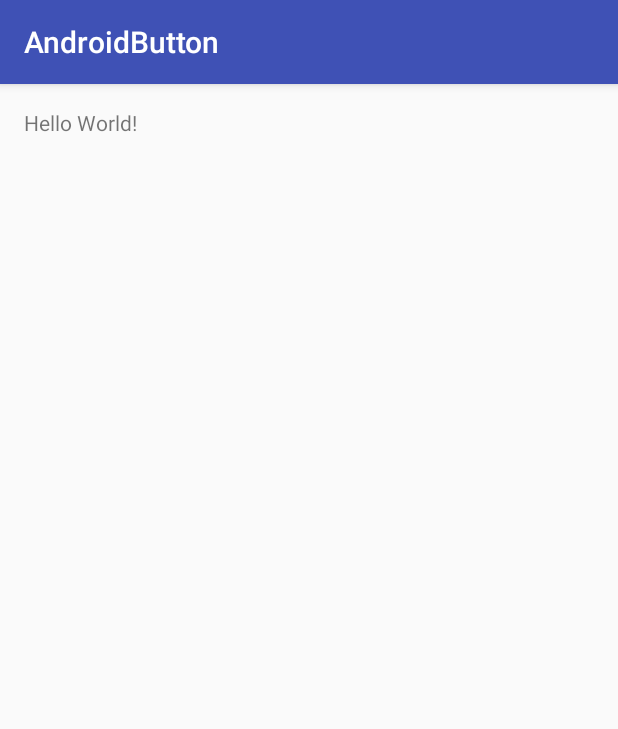
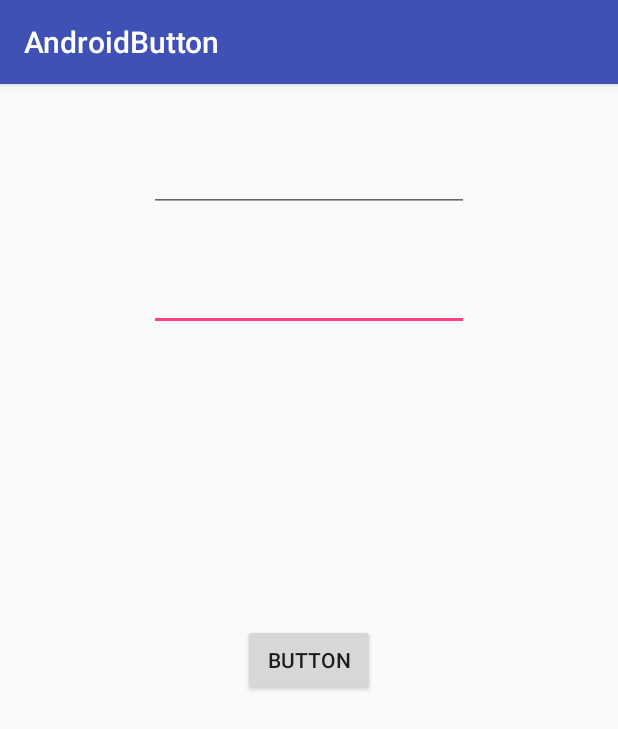
Before and after one commit to Crawford30/AndroidExamples, an Android app: the screen it shows after launch (MainActivity), on a phone screen of 412 x 824 dp. Shown: the top 729 px of the screen. Run offline under Robolectric (Android 15) with nearby library versions, the phone set to English and light mode, and no system bars.

Commit message:
Completed the AndroidButton Example

```diff
--- a/1.AndroidWidgets/AndroidButton/app/src/main/java/com/example/button/fouliex/androidbutton/MainActivity.java
+++ b/1.AndroidWidgets/AndroidButton/app/src/main/java/com/example/button/fouliex/androidbutton/MainActivity.java
@@ -2,12 +2,54 @@ package com.example.button.fouliex.androidbutton;
 
 import android.support.v7.app.AppCompatActivity;
 import android.os.Bundle;
+import android.view.View;
+import android.widget.Button;
+import android.widget.EditText;
+import android.widget.Toast;
 
+import static android.widget.Toast.LENGTH_LONG;
+
+/**
+ * Android Button represents a push-button.
+ * The android.widget.Button is a subclass of TextView class and CompoundButton is the subclass of Button class.
+ * <p>
+ * Object <- View <- TextView <- Button <- CompoundButton
+ * <p>
+ * There are different types of button in android such as RadioButton,ToggleButton and CompoundButton.
+ * <p>
+ * From this example, we are going to create two Textfields and one Button for sum of two numbers.
+ */
 public class MainActivity extends AppCompatActivity {
+
+    private EditText editText1, editText2;
+    private Button buttonSum;
+
 
     @Override
     protected void onCreate(Bundle savedInstanceState) {
         super.onCreate(savedInstanceState);
         setContentView(R.layout.activity_main);
+
+        addListenerOnButton();
     }
+
+    private void addListenerOnButton() {
+        editText1 = (EditText) findViewById(R.id.editText1);
+        editText2 = (EditText) findViewById(R.id.editText2);
+        buttonSum = (Button) findViewById(R.id.button1);
+        buttonSum.setOnClickListener(new View.OnClickListener() {
+            @Override
+            public void onClick(View v) {
+                String value1 = editText1.getText().toString();
+                String value2 = editText2.getText().toString();
+
+                int a = Integer.parseInt(value1);
+                int b = Integer.parseInt(value2);
+                int sum = a + b;
+                Toast.makeText(getApplicationContext(),String.valueOf(sum), LENGTH_LONG).show();
+            }
+        });
+    }
+
+
 }
--- a/1.AndroidWidgets/AndroidButton/app/src/main/res/layout/activity_main.xml
+++ b/1.AndroidWidgets/AndroidButton/app/src/main/res/layout/activity_main.xml
@@ -8,10 +8,35 @@
     android:paddingLeft="@dimen/activity_horizontal_margin"
     android:paddingRight="@dimen/activity_horizontal_margin"
     android:paddingTop="@dimen/activity_vertical_margin"
-    tools:context="com.example.button.fouliex.androidbutton.MainActivity">
+    tools:context=".MainActivity">
 
-    <TextView
+    <EditText
+        android:id="@+id/editText1"
         android:layout_width="wrap_content"
         android:layout_height="wrap_content"
-        android:text="Hello World!" />
+        android:layout_alignParentTop="true"
+        android:layout_centerHorizontal="true"
+        android:layout_marginTop="24dp"
+        android:ems="10" />
+
+    <EditText
+        android:id="@+id/editText2"
+        android:layout_width="wrap_content"
+        android:layout_height="wrap_content"
+        android:layout_alignLeft="@+id/editText1"
+        android:layout_below="@+id/editText1"
+        android:layout_marginTop="34dp"
+        android:ems="10">
+
+        <requestFocus />
+    </EditText>
+
+    <Button
+        android:id="@+id/button1"
+        android:layout_width="wrap_content"
+        android:layout_height="wrap_content"
+        android:layout_centerHorizontal="true"
+        android:layout_centerVertical="true"
+        android:text="Button" />
+
 </RelativeLayout>
```
